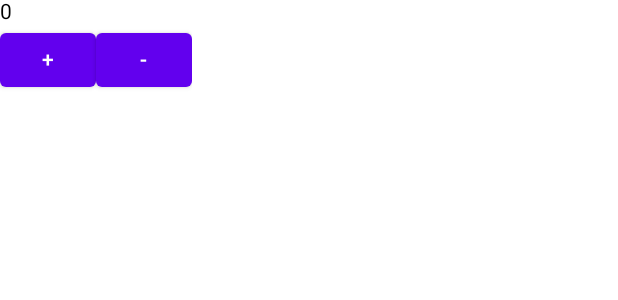
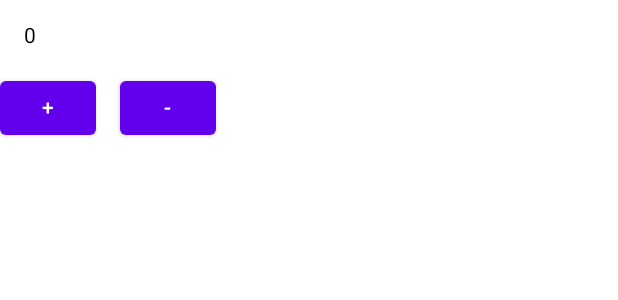
Before and after one commit to Gwachukwu/Counter, an Android app built with Jetpack Compose: the @Preview function Counter, on a phone screen of 412 x 824 dp. Shown: the top 300 px of the screen. Run offline under Robolectric (Android 15) with nearby library versions, the phone set to English and light mode, and no system bars.

Commit message:
Beautify a bit with space and padding

```diff
--- a/composeApp/src/androidMain/kotlin/com/jetbrains/spacetutorial/MainActivity.kt
+++ b/composeApp/src/androidMain/kotlin/com/jetbrains/spacetutorial/MainActivity.kt
@@ -1,34 +1,40 @@
 package com.jetbrains.spacetutorial
 
-import App
 import android.os.Bundle
 import androidx.activity.ComponentActivity
 import androidx.activity.compose.setContent
 import androidx.compose.foundation.layout.Column
 import androidx.compose.foundation.layout.Row
+import androidx.compose.foundation.layout.Spacer
+import androidx.compose.foundation.layout.fillMaxWidth
+import androidx.compose.foundation.layout.padding
+import androidx.compose.foundation.layout.width
 import androidx.compose.material.Button
 import androidx.compose.material.Text
 import androidx.compose.runtime.Composable
 import androidx.compose.runtime.MutableState
 import androidx.compose.runtime.mutableIntStateOf
 import androidx.compose.runtime.remember
+import androidx.compose.ui.Alignment
+import androidx.compose.ui.Modifier
 import androidx.compose.ui.tooling.preview.Preview
+import androidx.compose.ui.unit.dp
 
 class MainActivity : ComponentActivity() {
     override fun onCreate(savedInstanceState: Bundle?) {
         super.onCreate(savedInstanceState)
 
         setContent {
-            App()
+            Counter()
         }
     }
 }
 
-@Preview
-@Composable
-fun AppAndroidPreview() {
-    App()
-}
+//@Preview
+//@Composable
+//fun AppAndroidPreview() {
+//    App()
+//}
 
 @Preview
 @Composable
@@ -37,11 +43,17 @@ fun Counter(){
         mutableIntStateOf(0)
     }
     Column {
-       Row {
+        Row(
+            verticalAlignment = Alignment.CenterVertically,
+            modifier = Modifier
+                .fillMaxWidth()
+                .padding(16.dp)
+        ) {
            Text(count.intValue.toString())
        }
         Row {
             Increment(count)
+            Spacer(modifier = Modifier.width(16.dp))
             Decrement(count)
         }
     }
```
